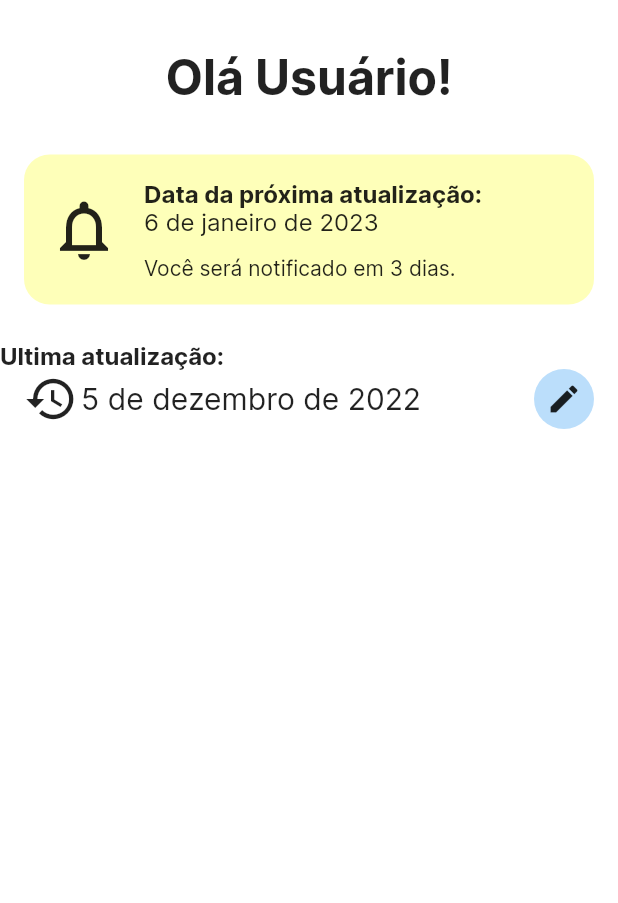
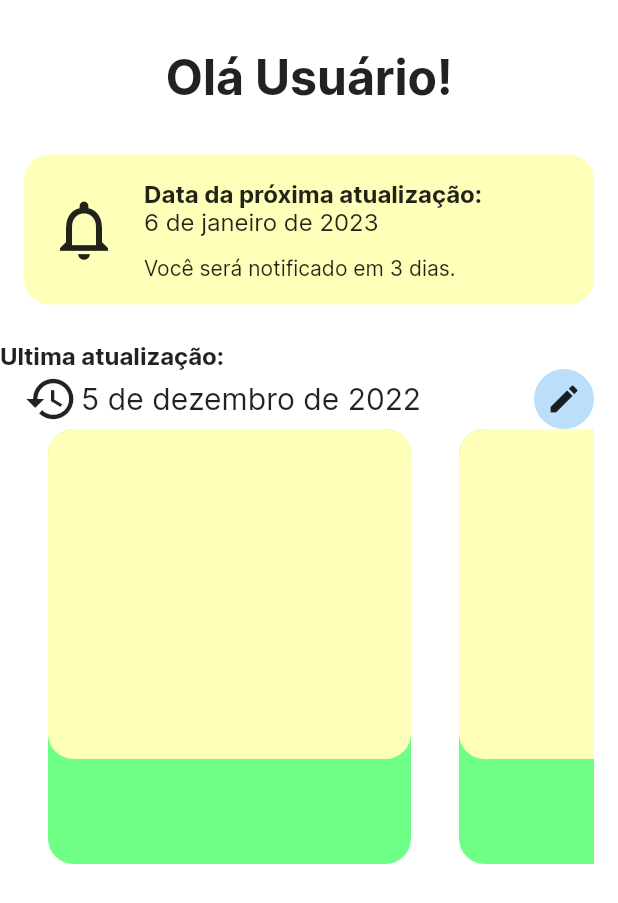
Before and after one commit to RodrigoUchoa001/workout-assistant, a Flutter app: the screen it shows after launch, on a phone screen of 412 x 824 dp. Shown: the top 903 px of the screen. Run offline on Flutter 3.47's test engine with Material 2 defaults, Android fonts, the phone set to English and light mode, and no system bars.

Commit message:
criado containeres q exibem as ultimas medidas

```diff
--- a/lib/screens/tela_inicial.dart
+++ b/lib/screens/tela_inicial.dart
@@ -87,6 +87,32 @@ class TelaInicial extends StatelessWidget {
                       ),
                     ],
                   ),
+                  SizedBox(
+                    height: 290,
+                    child: ListView.builder(
+                      itemCount: 4,
+                      scrollDirection: Axis.horizontal,
+                      shrinkWrap: true,
+                      itemBuilder: (context, index) {
+                        return Stack(
+                          children: [
+                            ContainerDeInfo(
+                              corDeFundo: const Color(0xFF6FFF86),
+                              conteudo: Container(),
+                              comprimento: 242,
+                              altura: 290,
+                            ),
+                            ContainerDeInfo(
+                              corDeFundo: Theme.of(context).primaryColor,
+                              conteudo: Container(),
+                              comprimento: 242,
+                              altura: 220,
+                            ),
+                          ],
+                        );
+                      },
+                    ),
+                  ),
                 ],
               ),
             ),
```
